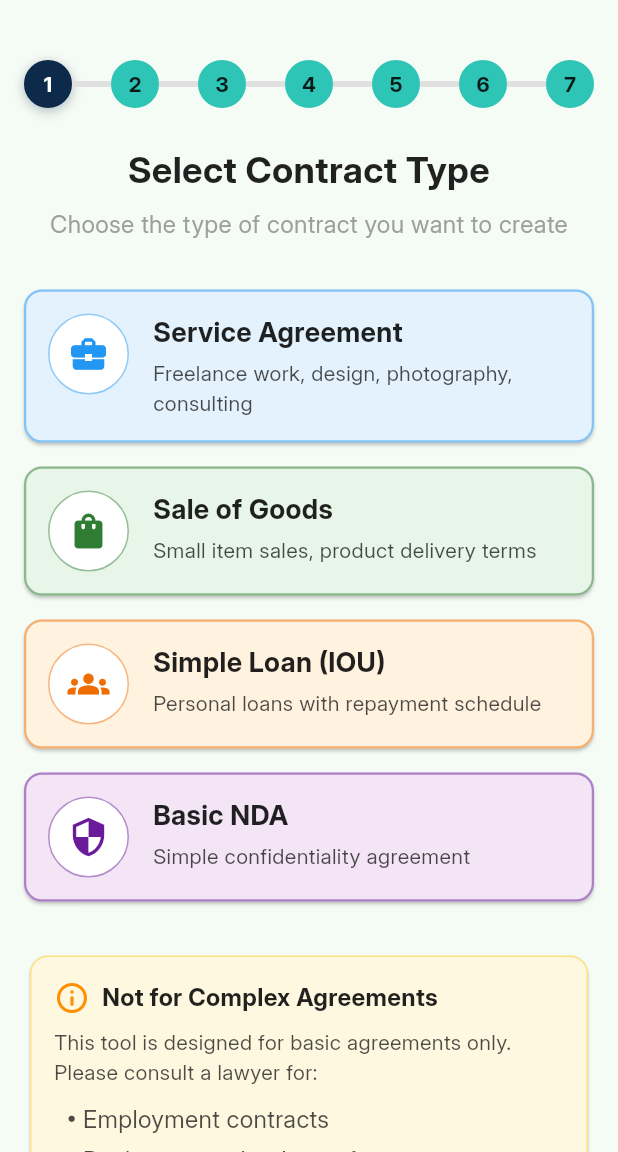
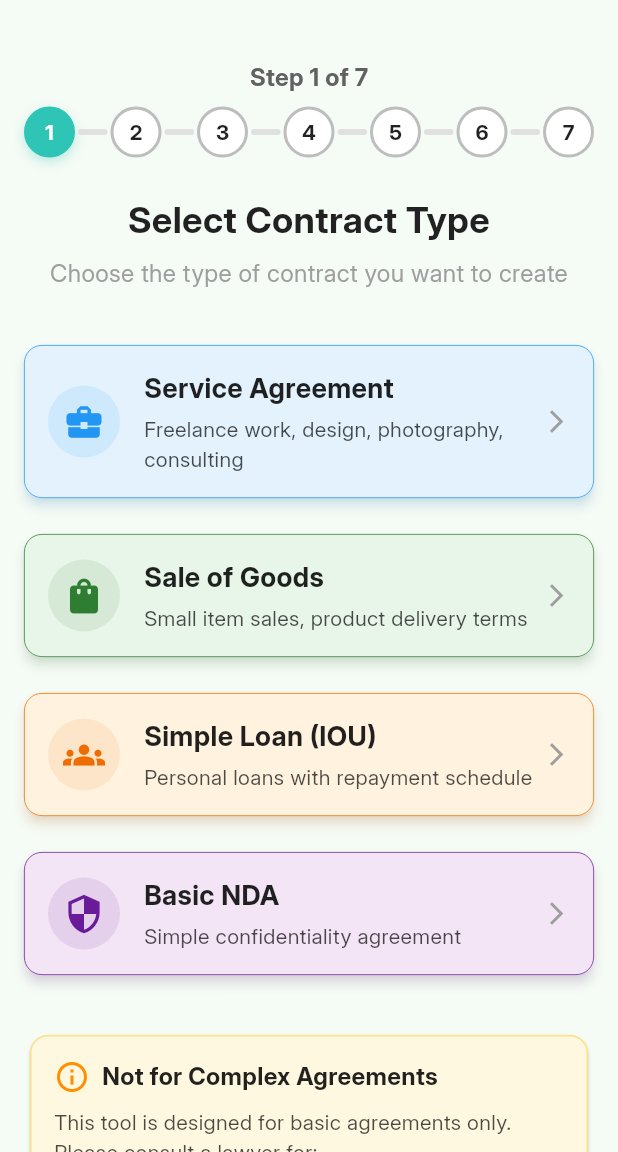
Before and after one commit to RealEskalate/G6-Wekil-AI, a Flutter app: the screen it shows after launch, item 2 of the bottom bar chosen, after a tap on "Continue", on a phone screen of 412 x 824 dp, the part 84-1236 px from its top. Run offline on Flutter 3.47's test engine with Material 3 defaults, Android fonts, the light colour scheme and no system bars; our stand-ins replace equatable, flutter_bloc, get_it, google_fonts; missing offline and left inert: syncfusion_flutter_pdfviewer; network calls fail.

Commit message:
progress bar

```diff
--- a/Mobile/wekil_ai_mobile_app/lib/features/contacts/presentations/pages/create_start_page.dart
+++ b/Mobile/wekil_ai_mobile_app/lib/features/contacts/presentations/pages/create_start_page.dart
@@ -1,9 +1,7 @@
 import 'package:flutter/material.dart';
-import 'package:wekil_ai_mobile_app/features/contacts/presentations/pages/step1_contracts_types_pages.dart';
+import 'package:wekil_ai_mobile_app/features/contacts/presentations/pages/step1.dart';
 import '../../../../core/theme/app_colors.dart';
 import '../../../../core/theme/app_typography.dart';
-import '../../../widget/nav_bar.dart';
-import '../../../widget/bottom_nav.dart';
 
 class CreateContractScreen extends StatelessWidget {
   const CreateContractScreen({Key? key}) : super(key: key);
@@ -26,19 +24,33 @@ class CreateContractScreen extends StatelessWidget {
               icon: Icons.access_time,
               title: 'Fast & Simple',
               subtitle: 'Create contracts in minutes',
-              iconColor: AppColors.accent,
+              iconColor: Colors.green,
+              titleSize: 13, // smaller font
+              titleColor: Colors.green.shade800,
+              subtitleSize: 11,
+              subtitleColor: AppColors.primaryDark, // custom color
             ),
+
             _buildFeatureTile(
               icon: Icons.translate,
               title: 'Bilingual Support',
               subtitle: 'Available in Amharic & English',
-              iconColor: AppColors.accent,
+              iconColor: Colors.blue,
+              titleSize: 13,
+              titleColor: Colors.blue.shade800,
+              subtitleSize: 11,
+              subtitleColor: AppColors.primaryDark,
             ),
+
             _buildFeatureTile(
               icon: Icons.storage,
               title: 'Locally Stored',
               subtitle: 'All contracts stored on your device',
-              iconColor: AppColors.accent,
+              iconColor: Colors.purple,
+              titleSize: 13,
+              titleColor: Colors.purple.shade800,
+              subtitleSize: 11,
+              subtitleColor: AppColors.primaryDark,
             ),
           ],
         ),
@@ -60,7 +72,7 @@ class CreateContractScreen extends StatelessWidget {
     );
   }
 
-  // Important note card
+  // Important note card-
   Widget _buildImportantNoteCard() {
     return Card(
       color: Colors.orange[50],
@@ -83,14 +95,15 @@ class CreateContractScreen extends StatelessWidget {
                     'Important:',
                     style: AppTypography.body().copyWith(
                       fontWeight: FontWeight.bold,
+                      color: Colors.orange.shade700,
                     ),
                   ),
                   const SizedBox(height: 4),
                   Text(
                     'This tool creates basic agreements only and is not legal advice. For complex matters or legal questions, please consult a qualified lawyer.',
-                    style: AppTypography.body().copyWith(
-                      fontSize: 14,
-                      color: AppColors.textDark.withOpacity(0.7),
+                    style: AppTypography.small().copyWith(
+                      fontSize: 12,
+                      color: Colors.orange.shade700,
                     ),
                   ),
                 ],
@@ -105,16 +118,27 @@ class CreateContractScreen extends StatelessWidget {
   // Select contract type card
   Widget _buildSelectContractTypeCard(BuildContext context) {
     return Card(
-      shape: RoundedRectangleBorder(borderRadius: BorderRadius.circular(12)),
+      color: AppColors.textLight,
+      shape: RoundedRectangleBorder(
+        borderRadius: BorderRadius.circular(12),
+        side: BorderSide(color: AppColors.textDark.withOpacity(0.3)),
+      ),
       child: Padding(
         padding: const EdgeInsets.all(16.0),
         child: Column(
           children: [
-            Icon(Icons.description, size: 48, color: Colors.blueGrey),
+            Icon(
+              Icons.insert_drive_file_outlined,
+              size: 40,
+              color: AppColors.primary,
+            ),
             const SizedBox(height: 16),
             Text(
               'Get Started Now',
-              style: AppTypography.heading().copyWith(fontSize: 18),
+              style: AppTypography.body(
+                fontWeight: FontWeight.w600,
+                color: AppColors.primary,
+              ),
             ),
             const SizedBox(height: 16),
             ElevatedButton(
@@ -130,11 +154,13 @@ class CreateContractScreen extends StatelessWidget {
                 backgroundColor: AppColors.primary,
                 foregroundColor: AppColors.textLight,
                 padding: const EdgeInsets.symmetric(
-                  horizontal: 40,
-                  vertical: 16,
+                  horizontal: 60,
+                  vertical: 12,
                 ),
                 shape: RoundedRectangleBorder(
-                  borderRadius: BorderRadius.circular(30),
+                  borderRadius: BorderRadius.circular(
+                    8,
+                  ), // smaller radius = more rectangular
                 ),
                 textStyle: AppTypography.button(),
               ),
@@ -143,7 +169,7 @@ class CreateContractScreen extends StatelessWidget {
                 children: const [
                   Text('Continue'),
                   SizedBox(width: 8),
-                  Icon(Icons.arrow_right_alt),
+                  Icon(Icons.arrow_forward, size: 16),
                 ],
               ),
             ),
@@ -154,23 +180,30 @@ class CreateContractScreen extends StatelessWidget {
   }
 
   // Feature tiles
+  // Feature tiles
   Widget _buildFeatureTile({
     required IconData icon,
     required String title,
     required String subtitle,
     required Color iconColor,
+    Color? subtitleColor,
+    double? subtitleSize, // optional font size
+    double? titleSize, // optional font size
+    Color? titleColor, // optional color
   }) {
     return Padding(
       padding: const EdgeInsets.symmetric(vertical: 8.0),
       child: Row(
         children: [
           Container(
+            width: 48,
+            height: 48,
             padding: const EdgeInsets.all(8),
             decoration: BoxDecoration(
               color: iconColor.withOpacity(0.1),
               borderRadius: BorderRadius.circular(8),
             ),
-            child: Icon(icon, color: iconColor),
+            child: Icon(icon, color: iconColor, size: 24),
           ),
           const SizedBox(width: 16),
           Column(
@@ -180,12 +213,15 @@ class CreateContractScreen extends StatelessWidget {
                 title,
                 style: AppTypography.body().copyWith(
                   fontWeight: FontWeight.bold,
+                  fontSize: titleSize ?? 16, // default size
+                  color: titleColor ?? AppColors.textDark, // default color
                 ),
               ),
               Text(
                 subtitle,
                 style: AppTypography.body().copyWith(
                   color: AppColors.textDark.withOpacity(0.7),
+                  fontSize: subtitleSize ?? 14, // default size
                 ),
               ),
             ],
--- a/Mobile/wekil_ai_mobile_app/lib/features/contacts/presentations/pages/step1_contracts_types_pages.dart
+++ b/Mobile/wekil_ai_mobile_app/lib/features/contacts/presentations/pages/step1.dart
@@ -86,38 +86,42 @@ class ContractsTypesPages extends StatelessWidget {
     required Color cardColor,
     required ContractType type,
   }) {
-    return GestureDetector(
+    return Card(
+      color: cardColor,
+      elevation: 3, // subtle shadow
+      shadowColor: iconColor.withOpacity(0.3),
+      margin: const EdgeInsets.symmetric(vertical: 12.0),
+      shape: RoundedRectangleBorder(
+        borderRadius: BorderRadius.circular(12),
+        side: BorderSide(color: iconColor, width: 0.5),
+      ),
+      child: InkWell(
+        borderRadius: BorderRadius.circular(12),
+        splashColor: iconColor.withOpacity(0.1), // ripple effect
         onTap: () {
           Navigator.push(
             context,
             MaterialPageRoute(
               builder: (context) => CreateStep1(contractType: type),
-
             ),
           );
         },
-      child: Card(
-        color: cardColor,
-        margin: const EdgeInsets.symmetric(vertical: 8.0),
-        shape: RoundedRectangleBorder(
-          borderRadius: BorderRadius.circular(12),
-          side: BorderSide(color: iconColor.withOpacity(0.5), width: 1.5),
-        ),
         child: Padding(
           padding: const EdgeInsets.all(16.0),
           child: Row(
-            crossAxisAlignment: CrossAxisAlignment.start,
             children: [
+              // Icon container
               Container(
-                padding: const EdgeInsets.all(12),
+                width: 48,
+                height: 48,
                 decoration: BoxDecoration(
-                  color: AppColors.textLight,
+                  color: iconColor.withOpacity(0.1),
                   shape: BoxShape.circle,
-                  border: Border.all(color: iconColor.withOpacity(0.5)),
                 ),
                 child: Icon(icon, color: iconColor, size: 28),
               ),
               const SizedBox(width: 16),
+              // Text
               Expanded(
                 child: Column(
                   crossAxisAlignment: CrossAxisAlignment.start,
@@ -126,7 +130,7 @@ class ContractsTypesPages extends StatelessWidget {
                       title,
                       style: AppTypography.body().copyWith(
                         fontSize: 18,
-                        fontWeight: FontWeight.bold,
+                        fontWeight: FontWeight.w600,
                         color: AppColors.textDark,
                       ),
                     ),
@@ -141,6 +145,7 @@ class ContractsTypesPages extends StatelessWidget {
                   ],
                 ),
               ),
+              const Icon(Icons.arrow_forward_ios, size: 18, color: Colors.grey),
             ],
           ),
         ),
@@ -199,7 +204,6 @@ class ContractsTypesPages extends StatelessWidget {
               color: AppColors.textDark.withOpacity(0.7),
             ),
           ],
-
         ),
       ),
     );
--- a/Mobile/wekil_ai_mobile_app/lib/features/dashboard/presentation/dashboard.dart
+++ b/Mobile/wekil_ai_mobile_app/lib/features/dashboard/presentation/dashboard.dart
@@ -285,22 +285,20 @@ class _RecentContracts extends StatelessWidget {
             Icon(
               Icons.insert_drive_file_outlined,
               size: 46,
-              color: AppColors.textDark.withOpacity(0.5),
+              color: AppColors.primary,
             ),
             const SizedBox(height: 12),
             Text(
               'No contracts yet',
               style: AppTypography.body(
                 fontWeight: FontWeight.w600,
-                color: AppColors.textDark,
+                color: AppColors.primary,
               ),
             ),
             const SizedBox(height: 4),
             Text(
               'Create your first contract',
-              style: AppTypography.body(
-                color: AppColors.textDark.withOpacity(0.5),
-              ),
+              style: AppTypography.small(color: AppColors.textDark),
             ),
             const SizedBox(height: 12),
             FilledButton.icon(
--- a/Mobile/wekil_ai_mobile_app/lib/features/widget/progress_bar.dart
+++ b/Mobile/wekil_ai_mobile_app/lib/features/widget/progress_bar.dart
@@ -14,56 +14,85 @@ class StepProgressBar extends StatelessWidget {
 
   @override
   Widget build(BuildContext context) {
-    return Row(
+    return Column(
+      children: [
+        // Optional label
+        Text(
+          "Step $currentStep of $totalSteps",
+          style: AppTypography.body().copyWith(
+            fontWeight: FontWeight.w600,
+            color: Colors.grey.shade700,
+          ),
+        ),
+        const SizedBox(height: 8),
+        Row(
           children: List.generate(totalSteps * 2 - 1, (index) {
             if (index.isEven) {
               // Step Circle
               int stepIndex = (index ~/ 2) + 1;
               bool isActive = stepIndex <= currentStep;
 
-          return Container(
-            width: 32,
-            height: 32,
+              return AnimatedContainer(
+                duration: const Duration(milliseconds: 300),
+                curve: Curves.easeInOut,
+                width: 34,
+                height: 34,
                 decoration: BoxDecoration(
-              color: isActive ? AppColors.primary : AppColors.accent,
+                  color: isActive ? AppColors.accent : Colors.white,
                   shape: BoxShape.circle,
                   border: Border.all(
-                color: isActive ? AppColors.primary : AppColors.accent,
+                    color: isActive ? AppColors.accent : Colors.grey.shade400,
                     width: 2,
                   ),
                   boxShadow: isActive
                       ? [
                           BoxShadow(
-                        color: AppColors.primary.withOpacity(0.3),
+                            color: AppColors.accent.withOpacity(0.3),
                             blurRadius: 6,
-                        offset: const Offset(0, 2),
-                      )
+                            offset: const Offset(0, 3),
+                          ),
                         ]
                       : [],
                 ),
                 child: Center(
-              child: Text(
-                "$stepIndex",
+                  child: AnimatedDefaultTextStyle(
+                    duration: const Duration(milliseconds: 300),
                     style: AppTypography.body().copyWith(
                       fontSize: 14,
                       fontWeight: FontWeight.bold,
                       color: isActive ? Colors.white : Colors.black87,
                     ),
+                    child: Text("$stepIndex"),
                   ),
                 ),
               );
             } else {
               // Connector Line
+              bool isConnectorActive = index ~/ 2 < currentStep - 1;
+
               return Expanded(
-            child: Container(
+                child: AnimatedContainer(
+                  duration: const Duration(milliseconds: 300),
                   height: 4,
-              color: index ~/ 2 < currentStep - 1
-                  ? AppColors.primary
-                  : Colors.grey[300],
+                  margin: const EdgeInsets.symmetric(horizontal: 2),
+                  decoration: BoxDecoration(
+                    borderRadius: BorderRadius.circular(4),
+                    gradient: isConnectorActive
+                        ? LinearGradient(
+                            colors: [
+                              AppColors.accent,
+                              AppColors.accent.withOpacity(0.7),
+                            ],
+                          )
+                        : null,
+                    color: isConnectorActive ? null : Colors.grey.shade300,
+                  ),
                 ),
               );
             }
           }),
+        ),
+      ],
     );
   }
 }
```
Lines whose indentation alone changed are shown as unchanged.
